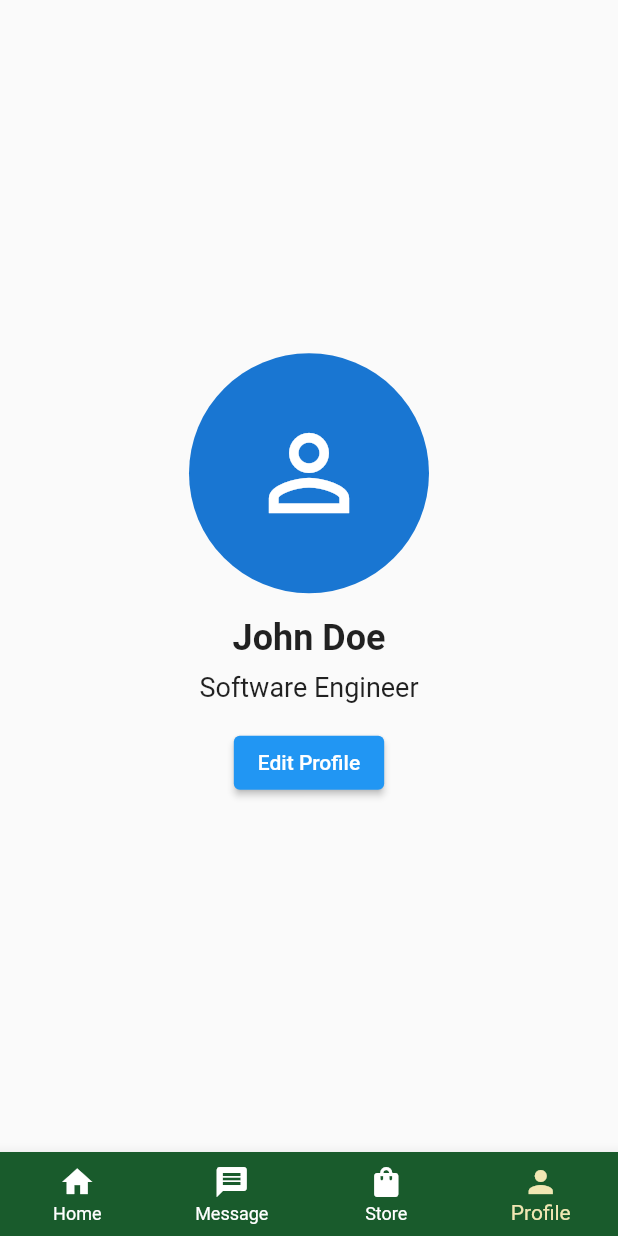
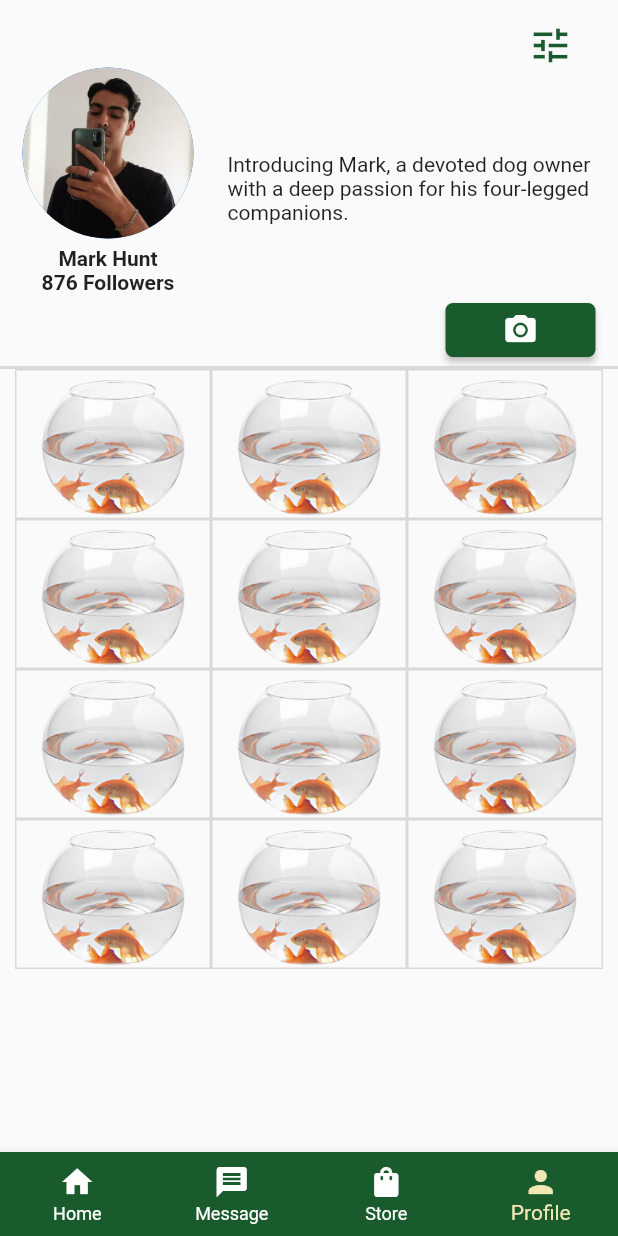
Before and after one commit to danielbueeno/PETSITTING, a Flutter app: the TemplatePlatform screen opened directly, item 4 of the bottom bar chosen, on a phone screen of 412 x 824 dp. Run offline on Flutter 3.47's test engine with Material 2 defaults, Android fonts, the phone set to English and light mode, and no system bars; missing offline and left inert: dart:ffi.

Commit message:
profile version2

```diff
--- /dev/null
+++ b/lib/Widgets/atoms/image_in_profile.dart
@@ -0,0 +1,24 @@
+import 'package:flutter/material.dart';
+import 'package:flutter/src/widgets/framework.dart';
+import 'package:flutter/src/widgets/placeholder.dart';
+import 'package:pet_sitting_project/Constants/constants_colors.dart';
+
+class ImageInProfile extends StatelessWidget {
+  const ImageInProfile({super.key});
+
+  @override
+  Widget build(BuildContext context) {
+    return Expanded(
+      child: Container(
+        height: 100,
+        width: 100,
+        decoration: BoxDecoration(
+          border: Border.all(width: 1, color: ConstantColors.gray),
+          image: DecorationImage(
+            image: AssetImage("assets/images/aquarium.png"),
+          ),
+        ),
+      ),
+    );
+  }
+}
--- a/lib/Widgets/organisms/organism_profile.dart
+++ b/lib/Widgets/organisms/organism_profile.dart
@@ -1,4 +1,7 @@
 import 'package:flutter/material.dart';
+import 'package:pet_sitting_project/Constants/constants_colors.dart';
+import 'package:pet_sitting_project/Widgets/atoms/button.dart';
+import 'package:pet_sitting_project/Widgets/atoms/image_in_profile.dart';
 import 'package:pet_sitting_project/widgets/molecules/molecule_store_item.dart';
 import 'package:pet_sitting_project/Widgets/molecules/molecule_message_block.dart';
 
@@ -18,43 +21,142 @@ class _OrganismProfileState extends State<OrganismProfile> {
     const space = SizedBox(
       height: 10,
     );
-    return Container(
-      margin: const EdgeInsets.symmetric(horizontal: 26),
-      child: Center(
+    return Column(
+      children: [
+        Container(
+          margin: EdgeInsets.symmetric(horizontal: 15),
+          child: Column(children: [
+            Row(mainAxisAlignment: MainAxisAlignment.end, children: [
+              Container(
+                margin: EdgeInsets.only(right: 15, top: 15),
+                child: GestureDetector(
+                    onTap: () {},
+                    child: Icon(
+                      Icons.tune,
+                      color: ConstantColors.primary,
+                      size: 30,
+                    )),
+              ),
+            ]),
+            Row(
+              mainAxisAlignment: MainAxisAlignment.spaceBetween,
+              children: [
+                Column(
+                  mainAxisAlignment: MainAxisAlignment.start,
+                  children: [
+                    CircleAvatar(
+                      radius: 57,
+                      backgroundImage: AssetImage("assets/images/luis.jpeg"),
+                    ),
+                    Container(
+                      margin: EdgeInsets.only(top: 5),
                       child: Column(
-          mainAxisAlignment: MainAxisAlignment.center,
-          children: <Widget>[
-            CircleAvatar(
-              radius: 80,
-              //backgroundImage: AssetImage("assets/profile_image.jpg"),
-              child: Icon(
-                Icons.perm_identity,
-                size: 80,
-              ),
-            ),
-            SizedBox(height: 16),
+                        children: [
+                          Row(
+                            children: [
                               Text(
-              'John Doe',
+                                "Mark Hunt",
                                 style: TextStyle(
-                fontSize: 24,
                                   fontWeight: FontWeight.bold,
                                 ),
                               ),
-            SizedBox(height: 8),
+                            ],
+                          ),
+                          Column(
+                            children: [
+                              Text("876 Followers",
+                                  style: TextStyle(
+                                    fontWeight: FontWeight.bold,
+                                  )),
+                            ],
+                          )
+                        ],
+                      ),
+                    )
+                  ],
+                ),
+                Container(
+                  margin: EdgeInsets.only(top: 10),
+                  child: Column(
+                    mainAxisAlignment: MainAxisAlignment.center,
+                    children: [
                       Text(
-              'Software Engineer',
-              style: TextStyle(fontSize: 18),
-            ),
-            SizedBox(height: 16),
-            ElevatedButton(
-              child: Text('Edit Profile'),
-              onPressed: () {
-                // Add functionality to navigate to the edit profile page
-              },
+                        'Introducing Mark, a devoted dog owner \nwith a deep passion for his four-legged \ncompanions.',
+                        style: TextStyle(
+                            fontSize: 14, overflow: TextOverflow.ellipsis),
+                        maxLines: 3,
                       ),
                     ],
                   ),
                 ),
+              ],
+            ),
+            Row(
+              mainAxisAlignment: MainAxisAlignment.end,
+              children: [
+                SizedBox(
+                  width: 100,
+                  child: ElevatedButton(
+                    onPressed: () {},
+                    child: const Icon(Icons.photo_camera),
+                    style: ButtonStyle(
+                      padding: MaterialStateProperty.all(EdgeInsets.zero),
+                      backgroundColor: MaterialStateProperty.all<Color>(
+                          ConstantColors.primary),
+                      shape: MaterialStateProperty.all<RoundedRectangleBorder>(
+                        RoundedRectangleBorder(
+                          borderRadius: BorderRadius.circular(5),
+                        ),
+                      ),
+                    ),
+                  ),
+                )
+              ],
+            )
+          ]),
+        ),
+        //Container(height: 10),
+        Container(color: ConstantColors.gray, height: 2),
+        Container(
+          margin: EdgeInsets.symmetric(horizontal: 10),
+          child: Column(
+            children: [
+              Row(
+                crossAxisAlignment: CrossAxisAlignment.center,
+                children: [
+                  ImageInProfile(),
+                  ImageInProfile(),
+                  ImageInProfile(),
+                ],
+              ),
+              Row(
+                crossAxisAlignment: CrossAxisAlignment.center,
+                children: [
+                  ImageInProfile(),
+                  ImageInProfile(),
+                  ImageInProfile(),
+                ],
+              ),
+              Row(
+                crossAxisAlignment: CrossAxisAlignment.center,
+                children: [
+                  ImageInProfile(),
+                  ImageInProfile(),
+                  ImageInProfile(),
+                ],
+              ),
+              Row(
+                crossAxisAlignment: CrossAxisAlignment.center,
+                children: [
+                  ImageInProfile(),
+                  ImageInProfile(),
+                  ImageInProfile(),
+                ],
+              )
+            ],
+          ),
+        )
+      ],
     );
   }
 }
--- a/lib/Widgets/organisms/organism_sign_up.dart
+++ b/lib/Widgets/organisms/organism_sign_up.dart
@@ -8,6 +8,9 @@ class OrganismSignUp extends StatefulWidget {
 }
 
 class _OrganismSignUpState extends State<OrganismSignUp> {
+  final _space = const SizedBox(
+    height: 30,
+  );
   @override
   Widget build(BuildContext context) {
     return const Text('Test');
```
Lines whose indentation alone changed are shown as unchanged.
